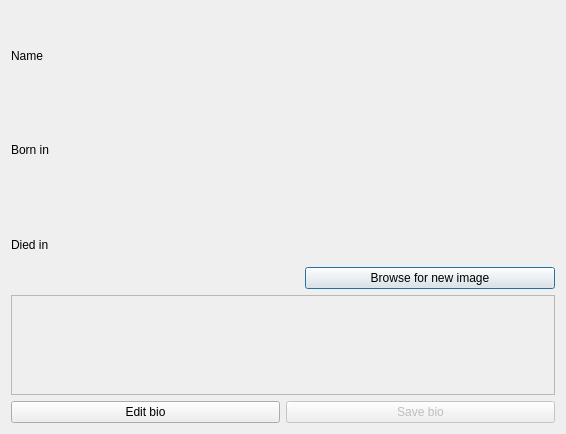
First picture: the form in vika3/Vika3/dialogmoreinfo.ui, repository BeanBean-Nyah/T113-VLN, before the edit.
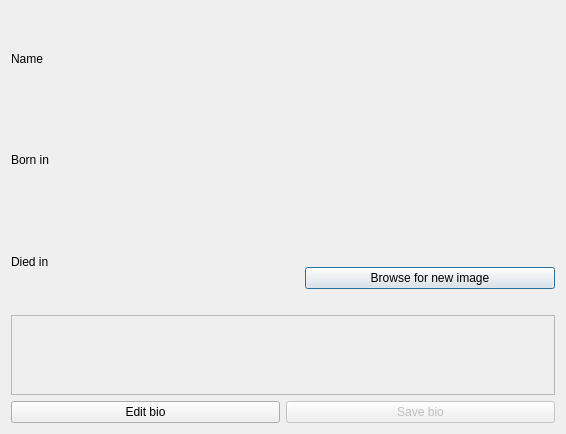
Second picture: the form after the edit.

What changed in the file:
```diff
--- a/vika3/Vika3/dialogmoreinfo.ui
+++ b/vika3/Vika3/dialogmoreinfo.ui
@@ -87,8 +87,6 @@
           </widget>
          </item>
          <item>
-          <layout class="QHBoxLayout" name="horizontalLayout_2">
-           <item>
             <widget class="QPushButton" name="btnBrowse">
              <property name="maximumSize">
               <size>
@@ -101,7 +99,15 @@
              </property>
             </widget>
            </item>
-          </layout>
+         <item>
+          <widget class="QLabel" name="label_errmsg">
+           <property name="text">
+            <string/>
+           </property>
+          </widget>
+         </item>
+         <item>
+          <layout class="QHBoxLayout" name="horizontalLayout_2"/>
          </item>
         </layout>
        </item>
```
Lines whose indentation alone changed are shown as unchanged.
